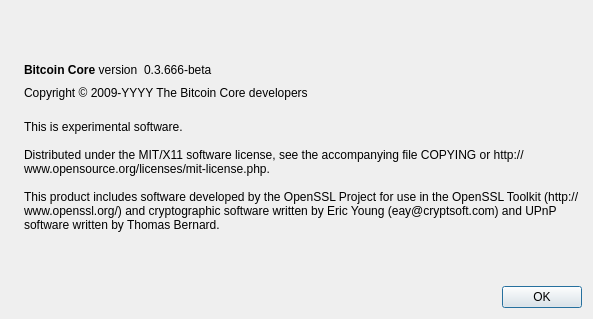
The window that src/qt/forms/aboutdialog.ui (Max-Coin/maxcoin-dev-staging) describes before a commit, drawn with Qt 5.
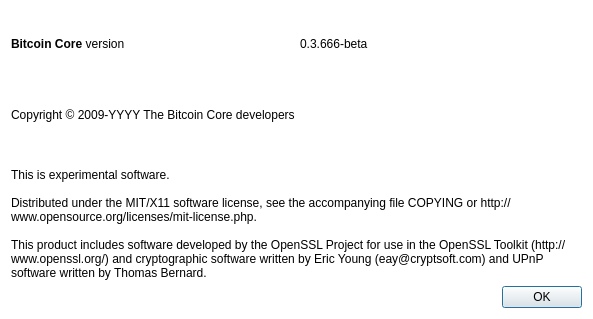
The same window after the commit. Icons and pictures are not drawn.

The edit to the form file:
```diff
--- a/src/qt/forms/aboutdialog.ui
+++ b/src/qt/forms/aboutdialog.ui
@@ -10,38 +10,76 @@
     <height>319</height>
    </rect>
   </property>
+  <property name="palette">
+   <palette>
+    <active>
+     <colorrole role="Base">
+      <brush brushstyle="SolidPattern">
+       <color alpha="255">
+        <red>255</red>
+        <green>255</green>
+        <blue>255</blue>
+       </color>
+      </brush>
+     </colorrole>
+     <colorrole role="Window">
+      <brush brushstyle="SolidPattern">
+       <color alpha="255">
+        <red>255</red>
+        <green>255</green>
+        <blue>255</blue>
+       </color>
+      </brush>
+     </colorrole>
+    </active>
+    <inactive>
+     <colorrole role="Base">
+      <brush brushstyle="SolidPattern">
+       <color alpha="255">
+        <red>255</red>
+        <green>255</green>
+        <blue>255</blue>
+       </color>
+      </brush>
+     </colorrole>
+     <colorrole role="Window">
+      <brush brushstyle="SolidPattern">
+       <color alpha="255">
+        <red>255</red>
+        <green>255</green>
+        <blue>255</blue>
+       </color>
+      </brush>
+     </colorrole>
+    </inactive>
+    <disabled>
+     <colorrole role="Base">
+      <brush brushstyle="SolidPattern">
+       <color alpha="255">
+        <red>255</red>
+        <green>255</green>
+        <blue>255</blue>
+       </color>
+      </brush>
+     </colorrole>
+     <colorrole role="Window">
+      <brush brushstyle="SolidPattern">
+       <color alpha="255">
+        <red>255</red>
+        <green>255</green>
+        <blue>255</blue>
+       </color>
+      </brush>
+     </colorrole>
+    </disabled>
+   </palette>
+  </property>
   <property name="windowTitle">
    <string>About Bitcoin Core</string>
   </property>
   <layout class="QHBoxLayout" name="horizontalLayout_2">
-   <item>
-    <widget class="QLabel" name="label_4">
-     <property name="sizePolicy">
-      <sizepolicy hsizetype="Preferred" vsizetype="Ignored">
-       <horstretch>0</horstretch>
-       <verstretch>0</verstretch>
-      </sizepolicy>
-     </property>
-     <property name="pixmap">
-      <pixmap resource="../bitcoin.qrc">:/images/about</pixmap>
-     </property>
-    </widget>
-   </item>
    <item>
     <layout class="QVBoxLayout" name="verticalLayout_2">
-     <item>
-      <spacer name="verticalSpacer_2">
-       <property name="orientation">
-        <enum>Qt::Vertical</enum>
-       </property>
-       <property name="sizeHint" stdset="0">
-        <size>
-         <width>20</width>
-         <height>40</height>
-        </size>
-       </property>
-      </spacer>
-     </item>
      <item>
       <layout class="QHBoxLayout" name="horizontalLayout">
        <item>
@@ -70,19 +108,6 @@
          </property>
         </widget>
        </item>
-       <item>
-        <spacer name="horizontalSpacer">
-         <property name="orientation">
-          <enum>Qt::Horizontal</enum>
-         </property>
-         <property name="sizeHint" stdset="0">
-          <size>
-           <width>40</width>
-           <height>20</height>
-          </size>
-         </property>
-        </spacer>
-       </item>
       </layout>
      </item>
      <item>
@@ -122,19 +147,6 @@
        </property>
       </widget>
      </item>
-     <item>
-      <spacer name="verticalSpacer">
-       <property name="orientation">
-        <enum>Qt::Vertical</enum>
-       </property>
-       <property name="sizeHint" stdset="0">
-        <size>
-         <width>20</width>
-         <height>40</height>
-        </size>
-       </property>
-      </spacer>
-     </item>
      <item>
       <widget class="QDialogButtonBox" name="buttonBox">
        <property name="orientation">
```
Left out of the diff: 4 changed lines with no effect on the pictures.
